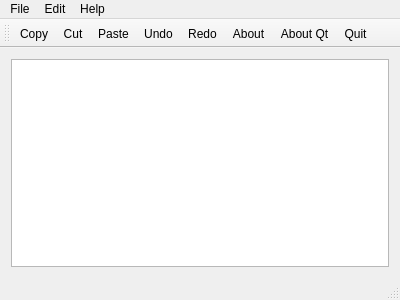
Old version of the form 3-19MenusToolBarsActions/mainwindow.ui in the repository emiliesedziol/qt.
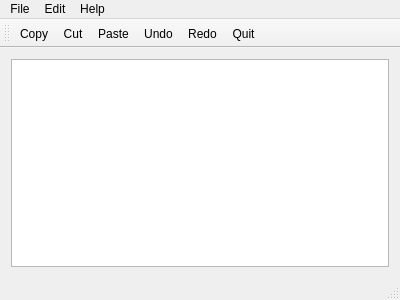
New version of the form. Icons and pictures are not drawn.

Diff of the .ui file:
```diff
--- a/3-19MenusToolBarsActions/mainwindow.ui
+++ b/3-19MenusToolBarsActions/mainwindow.ui
@@ -68,8 +68,6 @@
    <addaction name="actionPaste"/>
    <addaction name="actionUndo"/>
    <addaction name="actionRedo"/>
-   <addaction name="actionAbout"/>
-   <addaction name="actionAbout_Qt"/>
    <addaction name="actionQuit"/>
   </widget>
   <widget class="QStatusBar" name="statusBar"/>
```
Left out of the diff: 10 changed lines with no effect on the pictures.
